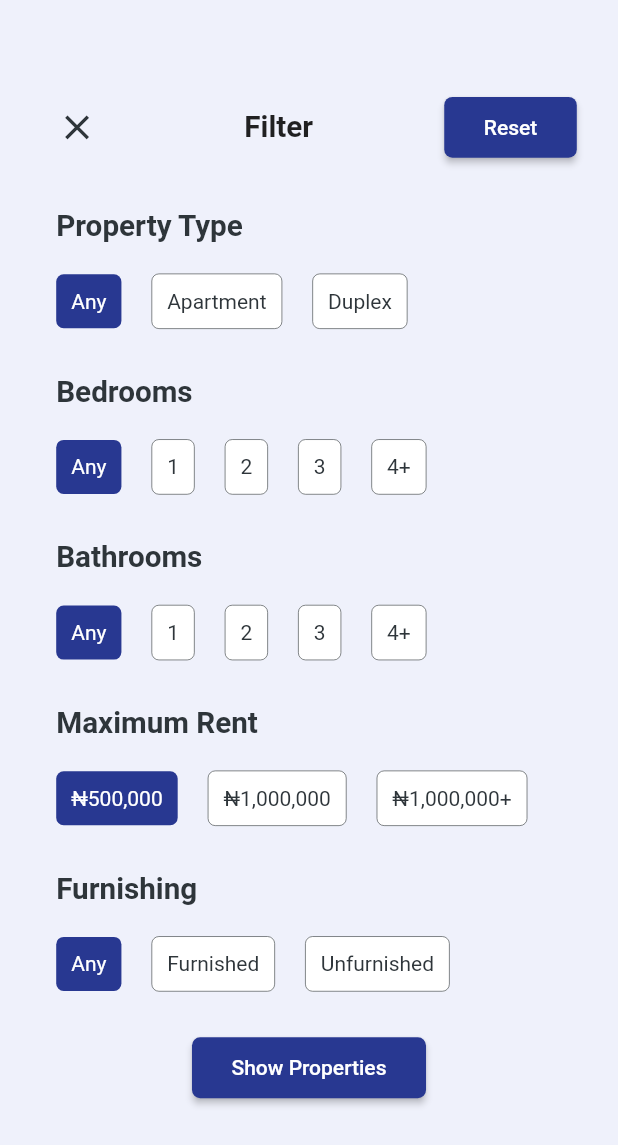
After one commit to olumidayy/Property-Hub, a Flutter app: the FilterView screen opened directly, on a phone screen of 412 x 824 dp. The commit adds this screen. Shown: the top 1145 px of the screen. Run offline on Flutter 3.47's test engine with Material 2 defaults, Android fonts, the light colour scheme and no system bars; our stand-ins replace flutter_screenutil, flutter_svg, pinput, smooth_page_indicator.

Commit message:
completed UI

```diff
--- a/lib/ui/views/apartments_view/apartments_view.dart
+++ b/lib/ui/views/apartments_view/apartments_view.dart
@@ -1,6 +1,7 @@
 import 'package:flutter/material.dart';
 import 'package:flutter_screenutil/flutter_screenutil.dart';
 import 'package:property_hub/core/constants/colors.dart';
+import 'package:property_hub/ui/views/add_apartment/add_apartment.dart';
 import 'package:property_hub/ui/widgets/rating_stars.dart';
 
 class ApartmentsView extends StatelessWidget {
@@ -31,7 +32,9 @@ class ApartmentsView extends StatelessWidget {
                 shrinkWrap: true,
                 crossAxisCount: 3,
                 children: [
-                  Icon(Icons.add_circle_outline, color: appBlack, size: 66.h),
+                  IconButton(
+                    onPressed: () => Navigator.push(context, MaterialPageRoute(builder: (context) => AddApartmentView())),
+                    icon: Icon(Icons.add_circle_outline, color: appBlack, size: 66.h)),
                   Container(
                     height: 122.h,
                     width: 122.h,
--- /dev/null
+++ b/lib/ui/views/filter_view/filter_view.dart
@@ -0,0 +1,178 @@
+import 'package:flutter/material.dart';
+import 'package:flutter_screenutil/flutter_screenutil.dart';
+import 'package:property_hub/core/constants/colors.dart';
+import 'package:property_hub/ui/widgets/custom_button.dart';
+
+class FilterView extends StatefulWidget {
+  @override
+  _FilterViewState createState() => _FilterViewState();
+}
+
+class _FilterViewState extends State<FilterView> {
+  FilterController _typeController = FilterController();
+  FilterController _beds = FilterController();
+  FilterController _baths = FilterController();
+  FilterController _maxRent = FilterController();
+  FilterController _furnishing = FilterController();
+
+  _resetFilter(){
+    var controllers = [_typeController, _beds, _baths, _maxRent, _furnishing];
+    for(var ct in controllers) {
+      setState(() {
+        ct.index = 0;
+        ct.text = '';
+      });
+    }
+  }
+
+  @override
+  Widget build(BuildContext context) {
+    ScreenUtil.init(context,
+        designSize: Size(375, 812), allowFontScaling: true);
+    return Scaffold(
+      body: SingleChildScrollView(
+        child: Padding(
+          padding: EdgeInsets.fromLTRB(25.w, 0, 25.w, 25.h),
+          child: Column(mainAxisAlignment: MainAxisAlignment.start, children: [
+            SizedBox(height: 60.h),
+            Row(
+              mainAxisAlignment: MainAxisAlignment.spaceBetween,
+              children: [
+                IconButton(
+                  iconSize: 25.sp,
+                  icon: Icon(
+                    Icons.close,
+                    color: appBlack,
+                  ),
+                  onPressed: () => Navigator.pop(context),
+                ),
+                Text(
+                  'Filter',
+                  style: TextStyle(
+                    fontSize: 18.sp,
+                    fontWeight: FontWeight.w600,
+                  ),
+                ),
+                CustomButton(text: 'Reset', onPressed: _resetFilter)
+              ],
+            ),
+            FilterGroup(
+              key: UniqueKey(),
+              sectionName: 'Property Type',
+              controller: _typeController,
+              options: ['Any', 'Apartment', 'Duplex'],
+            ),
+            FilterGroup(
+              sectionName: 'Bedrooms',
+              controller: _beds,
+              options: ['Any', '1', '2', '3', '4+'],
+            ),
+            FilterGroup(
+              sectionName: 'Bathrooms',
+              controller: _baths,
+              options: ['Any', '1', '2', '3', '4+'],
+            ),
+            FilterGroup(
+              sectionName: 'Maximum Rent',
+              controller: _maxRent,
+              options: ['₦500,000', '₦1,000,000', '₦1,000,000+'],
+            ),
+            FilterGroup(
+              sectionName: 'Furnishing',
+              controller: _furnishing,
+              options: ['Any', 'Furnished', 'Unfurnished'],
+            ),
+            SizedBox(height: 30.h),
+            Row(
+              mainAxisAlignment: MainAxisAlignment.center,
+              children: [
+              CustomButton(text: 'Show Properties')
+            ],)
+          ]),
+        ),
+      ),
+    );
+  }
+}
+
+class FilterGroup extends StatefulWidget {
+  final FilterController controller;
+  final String sectionName;
+  final List<String> options;
+
+  const FilterGroup(
+      {Key key,
+      @required this.controller,
+      @required this.sectionName,
+      @required this.options})
+      : super(key: key);
+  @override
+  _FilterGroupState createState() => _FilterGroupState();
+}
+
+class _FilterGroupState extends State<FilterGroup> {
+  // var options = ;
+
+  @override
+  void initState(){
+    widget.controller.index = 0;
+    super.initState();
+  }
+
+  _setIndex(i) {
+    setState(() {
+      widget.controller.index = i;
+      widget.controller.text = widget.options[widget.controller.index];
+    });
+  }
+
+  @override
+  Widget build(BuildContext context) {
+    return Column(
+      crossAxisAlignment: CrossAxisAlignment.start,
+      children: [
+        SizedBox(height: 30.h),
+        Padding(
+          padding: const EdgeInsets.only(left: 10.0),
+          child: Text(
+            widget.sectionName,
+            style: TextStyle(
+                color: appBlack, fontSize: 18.sp, fontWeight: FontWeight.w600),
+          ),
+        ),
+        SizedBox(
+          height: 20,
+        ),
+        Row(children: [
+          for (var i = 0; i < widget.options.length; i++)
+            InkWell(
+              onTap: () => _setIndex(i),
+              child: Container(
+                  margin: EdgeInsets.symmetric(horizontal: 10),
+                  decoration: BoxDecoration(
+                    color: widget.controller.index == i ? blue : Colors.white,
+                    borderRadius: BorderRadius.circular(5),
+                    border: widget.controller.index != i
+                        ? Border.all(
+                            width: 0.5, color: appBlack.withOpacity(0.8))
+                        : null,
+                  ),
+                  padding: EdgeInsets.all(10),
+                  child: Text(widget.options[i],
+                      style: TextStyle(
+                          color: widget.controller.index == i ? Colors.white : appBlack)),
+                  alignment: Alignment.center),
+            )
+        ])
+      ],
+    );
+  }
+}
+
+class FilterController {
+  String text;
+  int index;
+
+  FilterController({Key key, this.text, this.index=0});
+
+}
--- a/lib/ui/views/profile_view/profile_view.dart
+++ b/lib/ui/views/profile_view/profile_view.dart
@@ -3,7 +3,6 @@ import 'package:flutter_screenutil/flutter_screenutil.dart';
 import 'package:property_hub/core/constants/colors.dart';
 
 class ProfileView extends StatelessWidget {
-  final text = 'Become a host';
   @override
   Widget build(BuildContext context) {
     ScreenUtil.init(context,
@@ -65,8 +64,6 @@ class ProfileView extends StatelessWidget {
                 Divider(),
                 OptionTile(text: 'Rate Us'),
                 Divider(),
-                OptionTile(text: text),
-                Divider(),
                 Row(
                   mainAxisAlignment: MainAxisAlignment.spaceBetween,
                   children: [
--- a/lib/ui/views/signin_view/signin_view.dart
+++ b/lib/ui/views/signin_view/signin_view.dart
@@ -1,6 +1,7 @@
 import 'package:flutter/gestures.dart';
 import 'package:flutter/material.dart';
 import 'package:flutter_screenutil/flutter_screenutil.dart';
+import 'package:property_hub/ui/views/main_view/main_view.dart';
 import 'package:property_hub/ui/widgets/custom_button.dart';
 import 'package:property_hub/ui/widgets/custom_textfield.dart';
 import 'package:property_hub/ui/views/signup_view/signup_view.dart';
@@ -47,7 +48,7 @@ class _SignInViewState extends State<SignInView> {
           Column(
             mainAxisAlignment: MainAxisAlignment.center,
             children: [
-              CustomButton(text: 'Sign In'),
+              CustomButton(text: 'Sign In', onPressed: () => Navigator.pushReplacement(context, MaterialPageRoute(builder: (context) => MainView()),),),
               SizedBox(height: 10.h),
               RichText(
                   text: TextSpan(
--- a/lib/ui/widgets/custom_button.dart
+++ b/lib/ui/widgets/custom_button.dart
@@ -4,8 +4,9 @@ import 'package:flutter_screenutil/size_extension.dart';
 class CustomButton extends StatelessWidget {
   final VoidCallback onPressed;
   final String text;
+  final bool isActive;
   const CustomButton({
-    Key key, this.onPressed, this.text,
+    Key key, this.onPressed, this.text, this.isActive = true,
   }) : super(key: key);
 
   @override
@@ -18,7 +19,7 @@ class CustomButton extends StatelessWidget {
           borderRadius: BorderRadius.circular(5.sp)
         ),
           onPressed: onPressed ?? (){},
-          color: Color(0xFF283891),
+          color: isActive ? Color(0xFF283891) : Color(0xFF81868C),
           child: Text(text, style: TextStyle(color: Colors.white))),
     );
   }
--- a/lib/ui/widgets/rating_stars.dart
+++ b/lib/ui/widgets/rating_stars.dart
@@ -5,7 +5,7 @@ class RatingStars extends StatefulWidget {
   final int rating;
   final bool isReactive;
 
-  const RatingStars({Key key, this.rating, this.isReactive = true}) : super(key: key);
+  const RatingStars({Key key, this.rating = 0, this.isReactive = false}) : super(key: key);
   @override
   _RatingStarsState createState() => _RatingStarsState();
 }
@@ -34,7 +34,7 @@ class _RatingStarsState extends State<RatingStars> {
           for(var i = 1; i < 6; i++)
           InkWell(
             onTap: () => _handleTap(i),
-            child: Icon(Icons.star, size: 16.w, color: _rating < i ? Color(0xFF969696) : Color(0xFFEABD1D),),
+            child: Icon(Icons.star, size: widget.isReactive ? 36.w : 16.w, color: _rating < i ? Color(0xFF969696) : Color(0xFFEABD1D),),
           )
         ]
       ),
```
Also changed, not shown: lib/main.dart (+2 -6 lines), lib/ui/views/add_apartment/add_apartment.dart (+316 -0 lines), lib/ui/views/explore_view/explore_view.dart (+34 -5 lines), lib/ui/views/property_detail/property_detail.dart (+81 -3 lines), assets/verified_account.svg (added).
